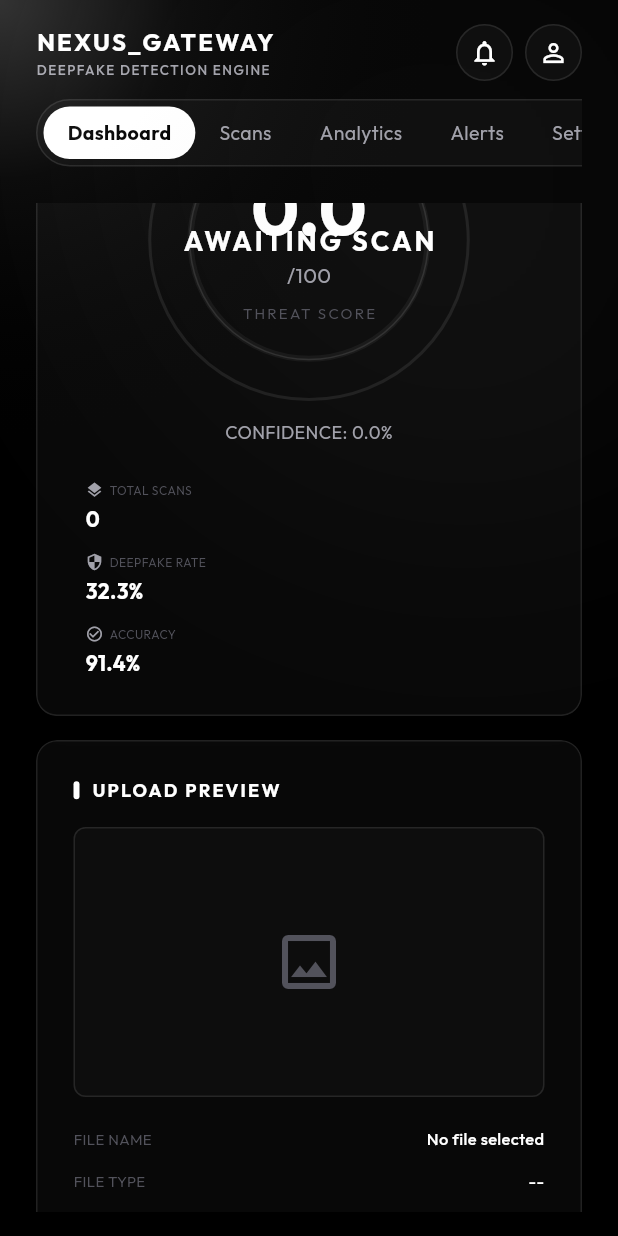
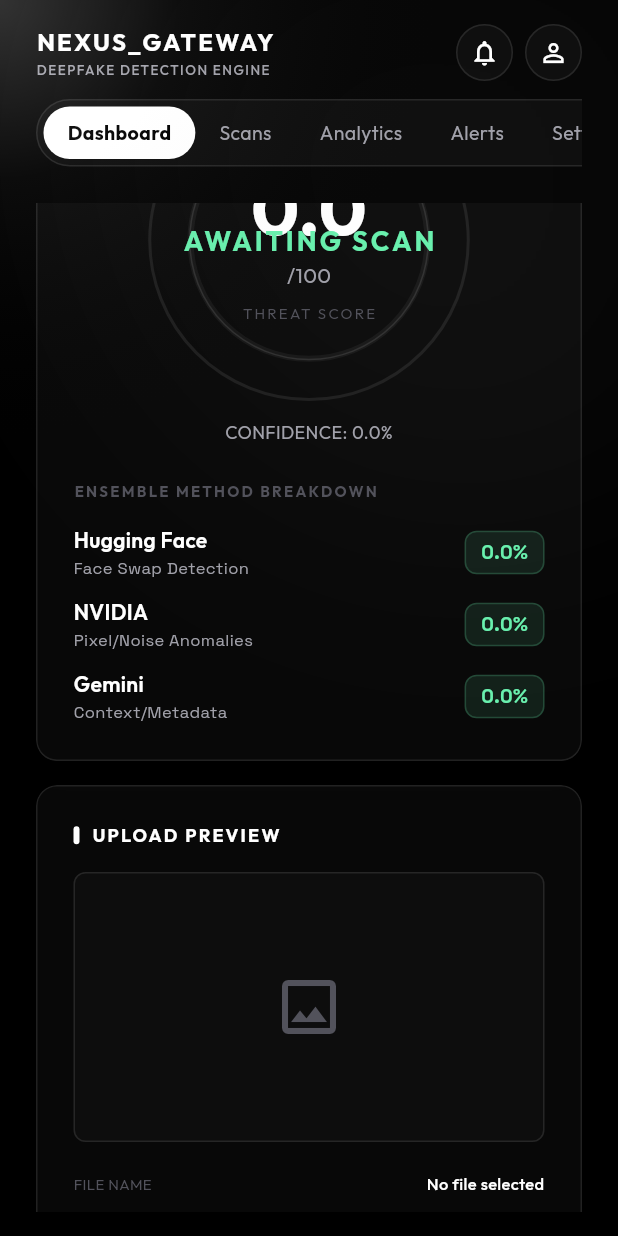
Before and after one commit to kushagra7-hack/deepfake-auth-hack2skill, a Flutter app: the DashboardScreen screen opened by its route, scrolled down 576 dp, on a phone screen of 412 x 824 dp. Run offline on Flutter 3.47's test engine with Material 3 defaults, Android fonts, the phone set to English and light mode, and no system bars; our stand-ins replace file_picker, firebase_auth, firebase_core, flutter_spinkit, google_fonts, google_sign_in and 2 more; accounts and stored records are empty; network calls fail.

Commit message:
UI Polish: Cyber Blue accents, CTA glow, and 3-model ensemble breakdown

```diff
--- a/flutter-client/lib/screens/dashboard_screen.dart
+++ b/flutter-client/lib/screens/dashboard_screen.dart
@@ -688,8 +688,23 @@ class _DashboardScreenState extends State<DashboardScreen>
     );
   }
 
+  Color _getThreatColor(double score) {
+    if (score > 75) return Colors.redAccent;
+    if (score >= 40) return Colors.orangeAccent;
+    return Colors.greenAccent;
+  }
+
+  List<double> _deriveModelScores(double avgScore) {
+    if (avgScore == 0) return [0.0, 0.0, 0.0];
+    double s1 = (avgScore + 1.5).clamp(0, 100).toDouble();
+    double s2 = (avgScore + 0.5).clamp(0, 100).toDouble();
+    double s3 = (3 * avgScore - s1 - s2).clamp(0, 100).toDouble();
+    return [s1, s2, s3];
+  }
+
   Widget _buildScanResultMain({bool isExpanded = true}) {
-    final score = _currentResult?.threatScore ?? 0.0;
+    final score = (_currentResult?.threatScore ?? 0.0) * 100;
+    final threatColor = _getThreatColor(score);
     final verdict = _isScanning ? 'AWAITING NEURAL CONSENSUS' : (_currentResult?.geminiVerdict ?? 'AWAITING SCAN');
 
     final content = Column(
@@ -723,7 +738,7 @@ class _DashboardScreenState extends State<DashboardScreen>
                 border: Border.all(color: kWhite.withOpacity(0.1), width: 1),
               ),
                 child: CustomPaint(
-                  painter: _CircularScorePainter(score / 100),
+                  painter: _CircularScorePainter(score / 100, threatColor),
                   child: Center(
                     child: _isScanning
                         ? Column(
@@ -780,7 +795,7 @@ class _DashboardScreenState extends State<DashboardScreen>
                   child: Text(
                     verdict.toUpperCase(),
                     style: GoogleFonts.outfit(
-                      color: kWhite,
+                      color: threatColor,
                       fontSize: 18,
                       fontWeight: FontWeight.bold,
                       letterSpacing: 2,
@@ -798,7 +813,7 @@ class _DashboardScreenState extends State<DashboardScreen>
           style: GoogleFonts.outfit(color: kGray400, fontSize: 12),
         ),
         const SizedBox(height: 24),
-        _buildStatsRow(),
+        _buildEnsembleRow(score),
       ],
     );
 
@@ -810,64 +825,72 @@ class _DashboardScreenState extends State<DashboardScreen>
     );
   }
 
-  Widget _buildStatsRow() {
-    return LayoutBuilder(builder: (context, constraints) {
-      final isMobile = constraints.maxWidth < 450;
-      if (isMobile) {
-        return Wrap(
-          spacing: 16,
-          runSpacing: 12,
-          alignment: WrapAlignment.center,
+  Widget _buildEnsembleRow(double mainScore) {
+    final scores = _deriveModelScores(mainScore);
+    return Column(
+      crossAxisAlignment: CrossAxisAlignment.start,
       children: [
-            _buildMiniStat('TOTAL SCANS', _history.length.toString(), Icons.layers),
-            _buildMiniStat('DEEPFAKE RATE', '32.3%', Icons.security),
-            _buildMiniStat('ACCURACY', '91.4%', Icons.check_circle_outline),
+        Text(
+          'ENSEMBLE METHOD BREAKDOWN',
+          style: GoogleFonts.outfit(
+            color: kGray600,
+            fontSize: 10,
+            fontWeight: FontWeight.bold,
+            letterSpacing: 1.5,
+          ),
+        ),
+        const SizedBox(height: 16),
+        _buildEnsembleItem('Hugging Face', 'Face Swap Detection', scores[0]),
+        const SizedBox(height: 12),
+        _buildEnsembleItem('NVIDIA', 'Pixel/Noise Anomalies', scores[1]),
+        const SizedBox(height: 12),
+        _buildEnsembleItem('Gemini', 'Context/Metadata', scores[2]),
       ],
     );
   }
+
+  Widget _buildEnsembleItem(String name, String specialty, double score) {
+    final color = _getThreatColor(score);
     return Row(
-        mainAxisAlignment: MainAxisAlignment.spaceEvenly,
+      mainAxisAlignment: MainAxisAlignment.spaceBetween,
       children: [
-          Expanded(child: _buildMiniStat('TOTAL SCANS', _history.length.toString(), Icons.layers)),
-          Container(width: 1, height: 24, color: kWhite.withOpacity(0.1)),
-          Expanded(child: _buildMiniStat('DEEPFAKE RATE', '32.3%', Icons.security)),
-          Container(width: 1, height: 24, color: kWhite.withOpacity(0.1)),
-          Expanded(child: _buildMiniStat('ACCURACY', '91.4%', Icons.check_circle_outline)),
-        ],
-      );
-    });
-  }
-
-  Widget _buildMiniStat(String label, String value, IconData icon) {
-    return Padding(
-      padding: const EdgeInsets.symmetric(horizontal: 8),
-      child: Column(
+        Column(
           crossAxisAlignment: CrossAxisAlignment.start,
-        mainAxisSize: MainAxisSize.min,
           children: [
-          Row(
-            children: [
-              Icon(icon, color: kGray400, size: 12),
-              const SizedBox(width: 4),
-              Flexible(
-                child: Text(
-                  label,
-                  style: GoogleFonts.outfit(color: kGray600, fontSize: 8, letterSpacing: 0.3),
-                  overflow: TextOverflow.ellipsis,
-                  maxLines: 1,
+            Text(
+              name,
+              style: GoogleFonts.outfit(
+                color: kWhite,
+                fontSize: 14,
+                fontWeight: FontWeight.w600,
+              ),
+            ),
+            Text(
+              specialty,
+              style: GoogleFonts.spaceGrotesk(
+                color: kGray400,
+                fontSize: 11,
               ),
             ),
           ],
         ),
-          const SizedBox(height: 4),
-          Text(
-            value,
-            style: GoogleFonts.outfit(color: kWhite, fontSize: 14, fontWeight: FontWeight.bold),
-            overflow: TextOverflow.ellipsis,
-            maxLines: 1,
+        Container(
+          padding: const EdgeInsets.symmetric(horizontal: 10, vertical: 4),
+          decoration: BoxDecoration(
+            color: color.withOpacity(0.1),
+            borderRadius: BorderRadius.circular(8),
+            border: Border.all(color: color.withOpacity(0.2)),
+          ),
+          child: Text(
+            '${score.toStringAsFixed(1)}%',
+            style: GoogleFonts.spaceGrotesk(
+              color: color,
+              fontSize: 13,
+              fontWeight: FontWeight.bold,
+            ),
+          ),
         ),
       ],
-      ),
     );
   }
 
@@ -1369,8 +1392,9 @@ class GlassCard extends StatelessWidget {
 
 class _CircularScorePainter extends CustomPainter {
   final double progress;
+  final Color color;
 
-  _CircularScorePainter(this.progress);
+  _CircularScorePainter(this.progress, this.color);
 
   @override
   void paint(Canvas canvas, Size size) {
@@ -1387,7 +1411,7 @@ class _CircularScorePainter extends CustomPainter {
 
     // Progress arc
     final progressPaint = Paint()
-      ..color = kWhite
+      ..color = color
       ..style = PaintingStyle.stroke
       ..strokeWidth = 4
       ..strokeCap = StrokeCap.round;
--- a/flutter-client/lib/screens/landing_screen.dart
+++ b/flutter-client/lib/screens/landing_screen.dart
@@ -16,7 +16,7 @@ const _kSurface = Color(0x1AFFFFFF); // 10% white
 const _kBorder = Color(0x33FFFFFF);  // 20% white
 
 // Legacy mappings for backwards compatibility
-const _kBlue = _kPrimary;
+const _kBlue = Color(0xFF00E5FF); // Cyber Blue accent
 const _kPurple = _kSecondary;
 const _kZinc400 = Color(0xFFA1A1AA);
 
@@ -1823,10 +1823,10 @@ class _PulsingCTAButtonState extends State<_PulsingCTAButton>
                 decoration: BoxDecoration(
                   color: Colors.black,
                   borderRadius: BorderRadius.circular(16),
-                  border: Border.all(color: Colors.white.withAlpha(80)),
+                  border: Border.all(color: _kBlue.withAlpha(80)),
                   boxShadow: [
                     BoxShadow(
-                      color: Colors.white.withAlpha(_isHovered ? 80 : 40),
+                      color: _kBlue.withAlpha(_isHovered ? 80 : 40),
                       blurRadius: _isHovered ? 50 : 30,
                       spreadRadius: _isHovered ? 4 : 0,
                       offset: const Offset(0, 10),
```
Lines whose indentation alone changed are shown as unchanged.
